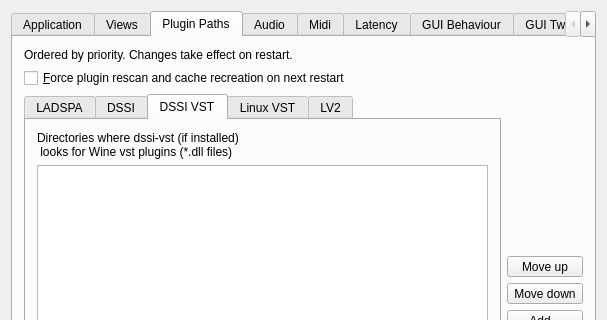
Old version of the form muse3/muse/components/gensetbase.ui in the repository emrum/muse; both pictures show x 0 to 607 and y 0 to 320 of the 607 by 644 pixel window.
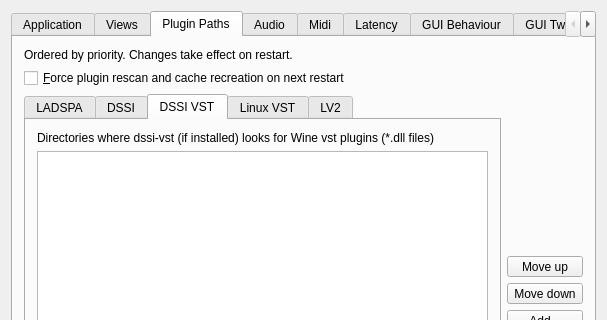
New version of the form. The open tabs and pages were chosen to show the change.

Patch:
```diff
--- a/muse3/muse/components/gensetbase.ui
+++ b/muse3/muse/components/gensetbase.ui
@@ -818,8 +818,10 @@
                <item>
                 <widget class="QLabel" name="label_3">
                  <property name="text">
-                  <string>Directories where dssi-vst (if installed)
- looks for Wine vst plugins (*.dll files)</string>
+                  <string>Directories where dssi-vst (if installed) looks for Wine vst plugins (*.dll files)</string>
+                 </property>
+                 <property name="wordWrap">
+                  <bool>true</bool>
                  </property>
                 </widget>
                </item>
```
